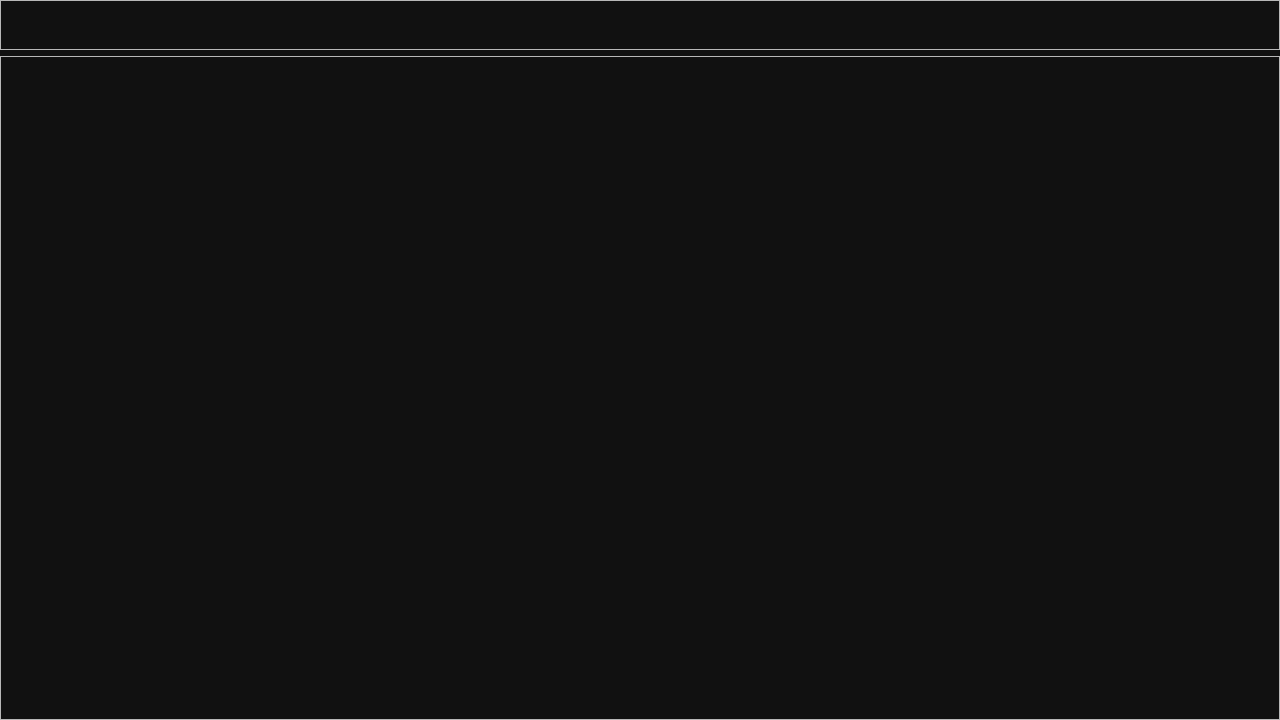
KrazyManJ/ClickMapper, file ui/design.ui: the form before one commit.
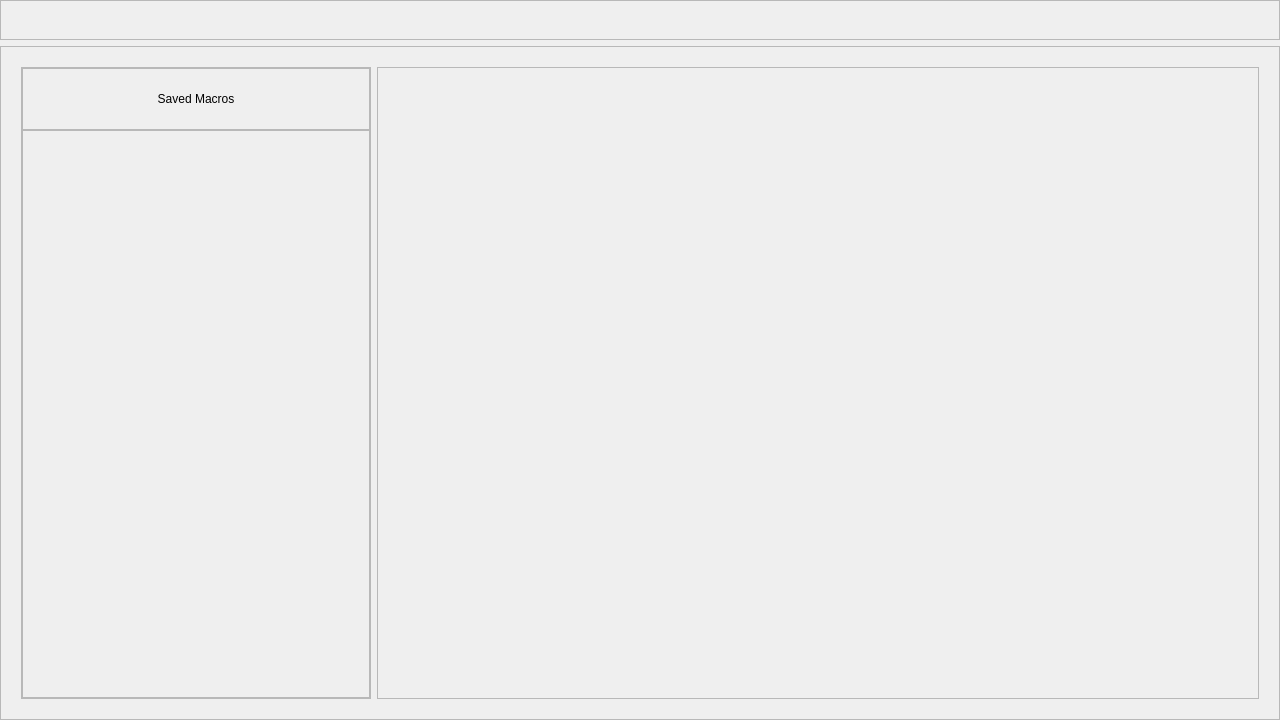
The form after the commit. Icons and pictures are not drawn.

Commit message: Added widget of Saved Macros, added saved_macros.json to save layout, changed Rich Presence, added Drag And Drop macro feature, reorganised project

```diff
--- a/ui/design.ui
+++ b/ui/design.ui
@@ -12,7 +12,7 @@
   </property>
   <property name="minimumSize">
    <size>
-    <width>720</width>
+    <width>1000</width>
     <height>480</height>
    </size>
   </property>
@@ -25,9 +25,69 @@
 	border-radius: 20px;
 }
 
-#Window:maximized #TitleBar {
-background-color: red;
-}</string>
+#MacroListCtr {
+	border-radius: 40px;
+	background-color: #0A0A0A;
+}
+#MacroList {
+	background: transparent;
+	border-bottom-left-radius: 20px;
+	border-bottom-right-radius: 20px;
+}
+#MacroList QWidget {
+	background: transparent;
+}
+
+#MacroListTitle {
+background-color: #1C1C1C;
+	border-top-left-radius: 20px;
+	border-top-right-radius: 20px;
+}
+
+#MacroListTitleLabel {
+	font: 30pt &quot;Inter&quot;;
+	color: white;
+}
+
+
+
+
+QScrollBar:vertical{
+	width: 20px;
+	right: 20px;
+	margin: 10px 10px 45px 0;
+	background: #151515;
+
+}
+QScrollBar::handle:vertical {
+	background: #505050;
+	border-radius: 5px;
+}
+QScrollBar::handle:vertical:hover {
+	background: #5A5A5A;
+}
+QScrollBar::handle:vertical:pressed {
+	background: #6A6A6A;
+}
+QScrollBar::add-line:vertical, QScrollBar::sub-line:vertical
+{
+      border: none;
+      background: none;
+      color: none;
+}
+QScrollBar::add-page:vertical, QScrollBar::sub-page:vertical
+{
+	background: #151515;
+}
+
+#MacroListContent &gt; QFrame { border-radius: 10px;min-height: 60px;max-height: 60px; }
+#MacroListContent QFrame:hover {background: #151515; }
+#MacroList QLabel { color: white;font: 15pt &quot;Inter&quot; }
+#MacroList QPushButton { border-image: url(:/TitleBar/img/ClsBtn.svg);
+min-width: 20px;max-width: 20px;min-height: 20px;max-height: 20px; }
+#MacroList QPushButton:hover { border-image: url(:/TitleBar/img/ClsBtn_Hov.svg); }
+#MacroList QPushButton:pressed { border-image: url(:/TitleBar/img/ClsBtn_Act.svg); } 
+</string>
   </property>
   <layout class="QVBoxLayout" name="verticalLayout">
    <property name="leftMargin">
@@ -44,10 +104,16 @@
    </property>
    <item>
     <widget class="QFrame" name="BarPlaceholder">
+     <property name="minimumSize">
+      <size>
+       <width>0</width>
+       <height>40</height>
+      </size>
+     </property>
      <property name="maximumSize">
       <size>
        <width>16777215</width>
-       <height>50</height>
+       <height>40</height>
       </size>
      </property>
      <property name="frameShape">
@@ -61,10 +127,7 @@
    <item>
     <widget class="QFrame" name="Main">
      <property name="styleSheet">
-      <string notr="true">#frame {
-	border-radius: 80px;
-	background-color: #0A0A0A;
-}</string>
+      <string notr="true"/>
      </property>
      <property name="frameShape">
       <enum>QFrame::StyledPanel</enum>
@@ -74,17 +137,158 @@
      </property>
      <layout class="QHBoxLayout" name="horizontalLayout">
       <property name="leftMargin">
-       <number>40</number>
+       <number>20</number>
       </property>
       <property name="topMargin">
-       <number>40</number>
+       <number>20</number>
       </property>
       <property name="rightMargin">
-       <number>40</number>
+       <number>20</number>
       </property>
       <property name="bottomMargin">
-       <number>40</number>
+       <number>20</number>
       </property>
+      <item>
+       <widget class="QFrame" name="MacroListCtr">
+        <property name="minimumSize">
+         <size>
+          <width>350</width>
+          <height>0</height>
+         </size>
+        </property>
+        <property name="maximumSize">
+         <size>
+          <width>350</width>
+          <height>16777215</height>
+         </size>
+        </property>
+        <property name="frameShape">
+         <enum>QFrame::StyledPanel</enum>
+        </property>
+        <property name="frameShadow">
+         <enum>QFrame::Raised</enum>
+        </property>
+        <layout class="QVBoxLayout" name="verticalLayout_2">
+         <property name="spacing">
+          <number>0</number>
+         </property>
+         <property name="leftMargin">
+          <number>0</number>
+         </property>
+         <property name="topMargin">
+          <number>0</number>
+         </property>
+         <property name="rightMargin">
+          <number>0</number>
+         </property>
+         <property name="bottomMargin">
+          <number>0</number>
+         </property>
+         <item>
+          <widget class="QFrame" name="MacroListTitle">
+           <property name="frameShape">
+            <enum>QFrame::StyledPanel</enum>
+           </property>
+           <property name="frameShadow">
+            <enum>QFrame::Raised</enum>
+           </property>
+           <layout class="QVBoxLayout" name="verticalLayout_4">
+            <property name="spacing">
+             <number>0</number>
+            </property>
+            <property name="leftMargin">
+             <number>0</number>
+            </property>
+            <property name="topMargin">
+             <number>0</number>
+            </property>
+            <property name="rightMargin">
+             <number>0</number>
+            </property>
+            <property name="bottomMargin">
+             <number>0</number>
+            </property>
+            <item>
+             <widget class="QLabel" name="MacroListTitleLabel">
+              <property name="minimumSize">
+               <size>
+                <width>0</width>
+                <height>60</height>
+               </size>
+              </property>
+              <property name="text">
+               <string>Saved Macros</string>
+              </property>
+              <property name="alignment">
+               <set>Qt::AlignCenter</set>
+              </property>
+             </widget>
+            </item>
+           </layout>
+          </widget>
+         </item>
+         <item>
+          <widget class="QScrollArea" name="MacroList">
+           <property name="cursor" stdset="0">
+            <cursorShape>ArrowCursor</cursorShape>
+           </property>
+           <property name="verticalScrollBarPolicy">
+            <enum>Qt::ScrollBarAsNeeded</enum>
+           </property>
+           <property name="horizontalScrollBarPolicy">
+            <enum>Qt::ScrollBarAlwaysOff</enum>
+           </property>
+           <property name="widgetResizable">
+            <bool>true</bool>
+           </property>
+           <widget class="QWidget" name="MacroListContent">
+            <property name="geometry">
+             <rect>
+              <x>0</x>
+              <y>0</y>
+              <width>350</width>
+              <height>20</height>
+             </rect>
+            </property>
+            <property name="sizePolicy">
+             <sizepolicy hsizetype="Preferred" vsizetype="Fixed">
+              <horstretch>0</horstretch>
+              <verstretch>0</verstretch>
+             </sizepolicy>
+            </property>
+            <layout class="QVBoxLayout" name="verticalLayout_3">
+             <property name="spacing">
+              <number>5</number>
+             </property>
+             <property name="leftMargin">
+              <number>30</number>
+             </property>
+             <property name="topMargin">
+              <number>10</number>
+             </property>
+             <property name="rightMargin">
+              <number>20</number>
+             </property>
+             <property name="bottomMargin">
+              <number>10</number>
+             </property>
+            </layout>
+           </widget>
+          </widget>
+         </item>
+        </layout>
+       </widget>
+      </item>
+      <item>
+       <widget class="QFrame" name="frame">
+        <property name="frameShape">
+         <enum>QFrame::StyledPanel</enum>
+        </property>
+        <property name="frameShadow">
+         <enum>QFrame::Raised</enum>
+        </property>
+       </widget>
+      </item>
      </layout>
     </widget>
    </item>
```
Left out of the diff: 9 changed lines with no effect on the pictures. The commit also changes 10 other files.
